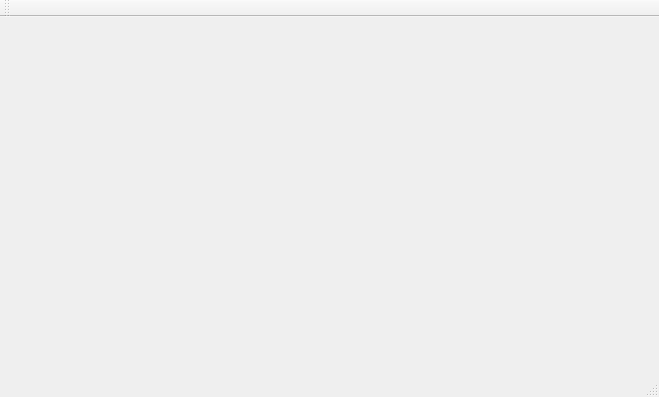
zolfaShefreie/web-crawler, file web-crawler/mainwindow.ui: the form before one commit.
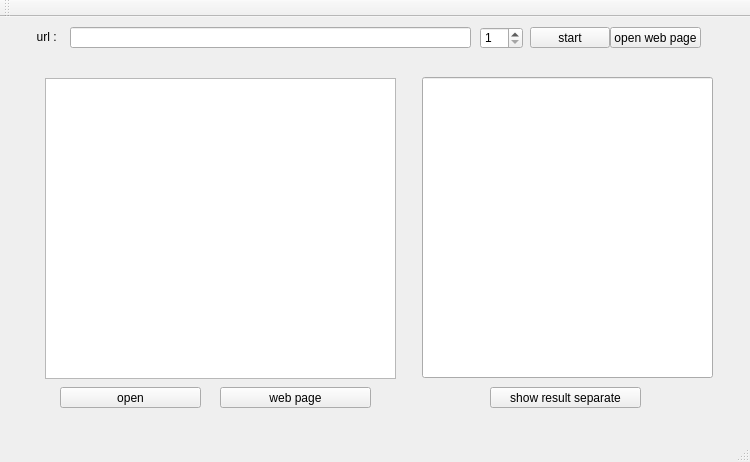
The form after the commit.

```diff
--- a/web-crawler/mainwindow.ui
+++ b/web-crawler/mainwindow.ui
@@ -6,14 +6,142 @@
    <rect>
     <x>0</x>
     <y>0</y>
-    <width>659</width>
-    <height>397</height>
+    <width>750</width>
+    <height>462</height>
    </rect>
   </property>
   <property name="windowTitle">
    <string>MainWindow</string>
   </property>
-  <widget class="QWidget" name="centralWidget"/>
+  <widget class="QWidget" name="centralWidget">
+   <widget class="QLineEdit" name="lineEdit">
+    <property name="geometry">
+     <rect>
+      <x>70</x>
+      <y>10</y>
+      <width>401</width>
+      <height>21</height>
+     </rect>
+    </property>
+   </widget>
+   <widget class="QLabel" name="label">
+    <property name="geometry">
+     <rect>
+      <x>20</x>
+      <y>10</y>
+      <width>51</width>
+      <height>20</height>
+     </rect>
+    </property>
+    <property name="styleSheet">
+     <string notr="true">font: italic 11pt &quot;Arial&quot;;</string>
+    </property>
+    <property name="text">
+     <string>     url :</string>
+    </property>
+   </widget>
+   <widget class="QPushButton" name="pushButton">
+    <property name="geometry">
+     <rect>
+      <x>530</x>
+      <y>10</y>
+      <width>80</width>
+      <height>21</height>
+     </rect>
+    </property>
+    <property name="text">
+     <string>start</string>
+    </property>
+   </widget>
+   <widget class="QPushButton" name="pushButton_2">
+    <property name="geometry">
+     <rect>
+      <x>610</x>
+      <y>10</y>
+      <width>91</width>
+      <height>21</height>
+     </rect>
+    </property>
+    <property name="text">
+     <string>open web page</string>
+    </property>
+   </widget>
+   <widget class="QSpinBox" name="spinBox">
+    <property name="geometry">
+     <rect>
+      <x>480</x>
+      <y>10</y>
+      <width>43</width>
+      <height>22</height>
+     </rect>
+    </property>
+    <property name="minimum">
+     <number>1</number>
+    </property>
+    <property name="maximum">
+     <number>10</number>
+    </property>
+   </widget>
+   <widget class="QLineEdit" name="lineEdit_2">
+    <property name="geometry">
+     <rect>
+      <x>422</x>
+      <y>60</y>
+      <width>291</width>
+      <height>301</height>
+     </rect>
+    </property>
+   </widget>
+   <widget class="QListWidget" name="listWidget">
+    <property name="geometry">
+     <rect>
+      <x>45</x>
+      <y>61</y>
+      <width>351</width>
+      <height>301</height>
+     </rect>
+    </property>
+   </widget>
+   <widget class="QPushButton" name="pushButton_3">
+    <property name="geometry">
+     <rect>
+      <x>220</x>
+      <y>370</y>
+      <width>151</width>
+      <height>21</height>
+     </rect>
+    </property>
+    <property name="text">
+     <string>web page</string>
+    </property>
+   </widget>
+   <widget class="QPushButton" name="pushButton_4">
+    <property name="geometry">
+     <rect>
+      <x>60</x>
+      <y>370</y>
+      <width>141</width>
+      <height>21</height>
+     </rect>
+    </property>
+    <property name="text">
+     <string>open</string>
+    </property>
+   </widget>
+   <widget class="QPushButton" name="pushButton_5">
+    <property name="geometry">
+     <rect>
+      <x>490</x>
+      <y>370</y>
+      <width>151</width>
+      <height>21</height>
+     </rect>
+    </property>
+    <property name="text">
+     <string>show result separate</string>
+    </property>
+   </widget>
+  </widget>
   <widget class="QMenuBar" name="menuBar">
    <property name="geometry">
     <rect>
```
Left out of the diff: 2 changed lines with no effect on the pictures.
